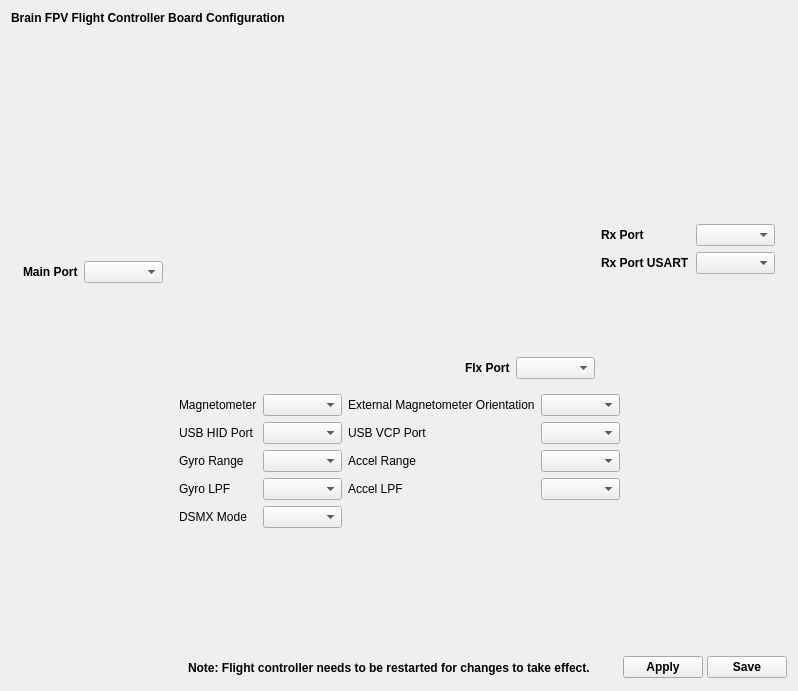
The window that ground/gcs/src/plugins/boards_brainfpv/brainconfiguration.ui (d-ronin/dRonin) describes before a commit, drawn with Qt 5.
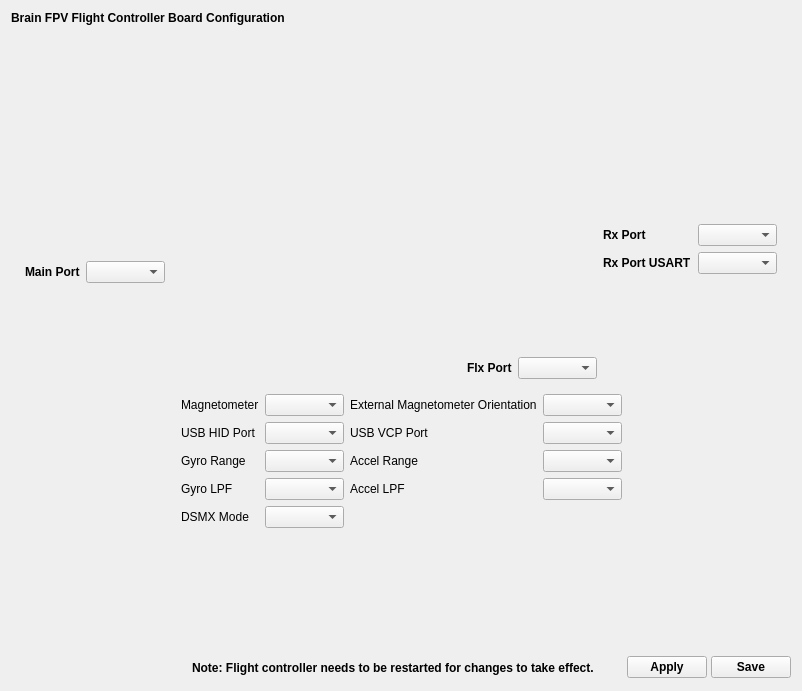
The same window after the commit. Icons and pictures are not drawn.

```diff
--- a/ground/gcs/src/plugins/boards_brainfpv/brainconfiguration.ui
+++ b/ground/gcs/src/plugins/boards_brainfpv/brainconfiguration.ui
@@ -6,7 +6,7 @@
    <rect>
     <x>0</x>
     <y>0</y>
-    <width>798</width>
+    <width>802</width>
     <height>691</height>
    </rect>
   </property>
@@ -591,70 +591,6 @@
          <height>16777215</height>
         </size>
        </property>
-       <property name="palette">
-        <palette>
-         <active>
-          <colorrole role="Base">
-           <brush brushstyle="SolidPattern">
-            <color alpha="0">
-             <red>255</red>
-             <green>255</green>
-             <blue>255</blue>
-            </color>
-           </brush>
-          </colorrole>
-          <colorrole role="Window">
-           <brush brushstyle="SolidPattern">
-            <color alpha="255">
-             <red>232</red>
-             <green>232</green>
-             <blue>232</blue>
-            </color>
-           </brush>
-          </colorrole>
-         </active>
-         <inactive>
-          <colorrole role="Base">
-           <brush brushstyle="SolidPattern">
-            <color alpha="0">
-             <red>255</red>
-             <green>255</green>
-             <blue>255</blue>
-            </color>
-           </brush>
-          </colorrole>
-          <colorrole role="Window">
-           <brush brushstyle="SolidPattern">
-            <color alpha="255">
-             <red>232</red>
-             <green>232</green>
-             <blue>232</blue>
-            </color>
-           </brush>
-          </colorrole>
-         </inactive>
-         <disabled>
-          <colorrole role="Base">
-           <brush brushstyle="SolidPattern">
-            <color alpha="255">
-             <red>232</red>
-             <green>232</green>
-             <blue>232</blue>
-            </color>
-           </brush>
-          </colorrole>
-          <colorrole role="Window">
-           <brush brushstyle="SolidPattern">
-            <color alpha="255">
-             <red>232</red>
-             <green>232</green>
-             <blue>232</blue>
-            </color>
-           </brush>
-          </colorrole>
-         </disabled>
-        </palette>
-       </property>
        <property name="toolTip">
         <string>Send to flight controller but don't write to non volatile memory.
 Beware of not locking yourself out!</string>
```
